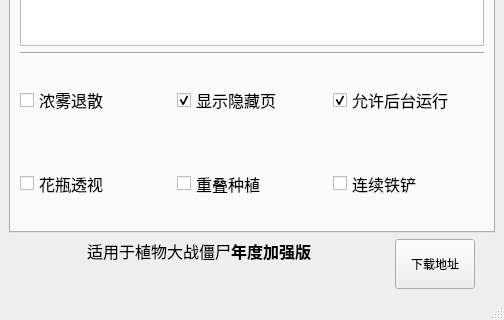
windshadow233/pvz-toolkit, file pvztoolkit.ui: the form before one commit; both pictures show x 0 to 504 and y 235 to 555 of the 504 by 555 pixel window.
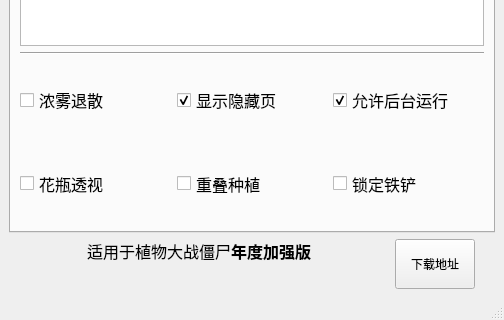
The form after the commit. The open tabs and pages were chosen to show the change.

Commit message: 修改UI

```diff
--- a/pvztoolkit.ui
+++ b/pvztoolkit.ui
@@ -3239,7 +3239,7 @@
              </font>
             </property>
             <property name="text">
-             <string>连续铁铲</string>
+             <string>锁定铁铲</string>
             </property>
            </widget>
           </item>
```
The commit also changes 1 other file.
